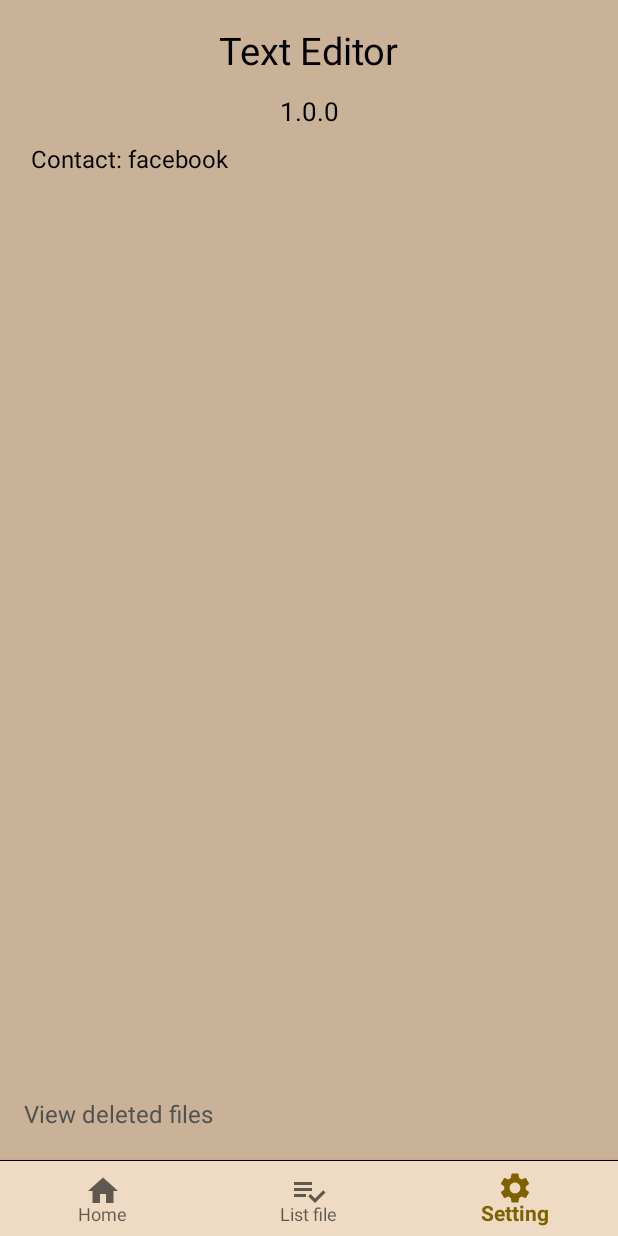
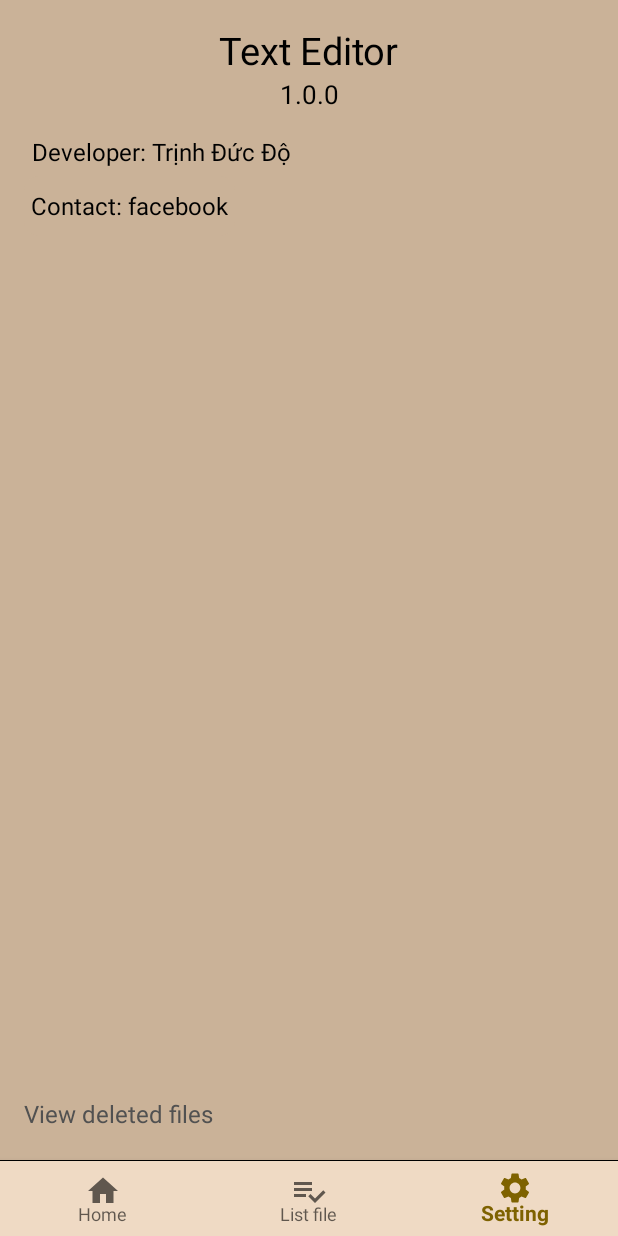
Before and after one commit to haumenphai/Android-TextEditor-Note-TodoList, an Android app: the screen it shows after launch (MainActivity), item 3 of the bottom bar chosen, on a phone screen of 412 x 824 dp. Run offline under Robolectric (Android 15) with nearby library versions, the phone set to English and light mode, and no system bars; our stand-ins replace Room's generated code; libraries missing offline, so code that uses them is left out: promax.hmp.dev; 1 statement that could not run was skipped.

Commit message:
chỉnh sửa ui

```diff
--- a/app/src/main/res/layout/fragment_setting.xml
+++ b/app/src/main/res/layout/fragment_setting.xml
@@ -24,13 +24,26 @@
         android:id="@+id/tv_app_version"
         android:layout_width="wrap_content"
         android:layout_height="wrap_content"
-        android:layout_marginTop="11dp"
         android:text="1.0.0"
         android:textColor="@color/black"
         android:textSize="17sp"
         app:layout_constraintEnd_toEndOf="@+id/tv_app_name"
         app:layout_constraintStart_toStartOf="@+id/tv_app_name"
         app:layout_constraintTop_toBottomOf="@+id/tv_app_name" />
+
+    <TextView
+        android:id="@+id/tv_developer"
+        android:layout_width="wrap_content"
+        android:layout_height="wrap_content"
+        android:layout_marginStart="16dp"
+        android:layout_marginTop="10dp"
+        android:text="Developer: Trịnh Đức Độ"
+        android:textColor="@color/black"
+        android:textSize="16sp"
+        app:layout_constraintStart_toStartOf="parent"
+        app:layout_constraintTop_toBottomOf="@+id/tv_app_version"
+        android:padding="5dp"
+        />
 
 
     <TextView
@@ -40,7 +53,7 @@
         android:layout_marginStart="16dp"
         android:text="@string/tv_contact_facebook"
         app:layout_constraintStart_toStartOf="parent"
-        app:layout_constraintTop_toBottomOf="@+id/tv_app_version"
+        app:layout_constraintTop_toBottomOf="@+id/tv_developer"
         android:textSize="16sp"
         android:textColor="@color/black"
         android:gravity="center"
```
